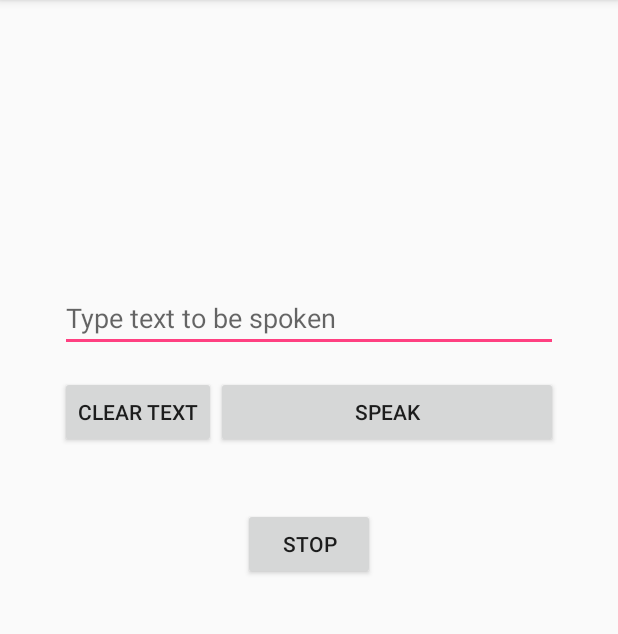
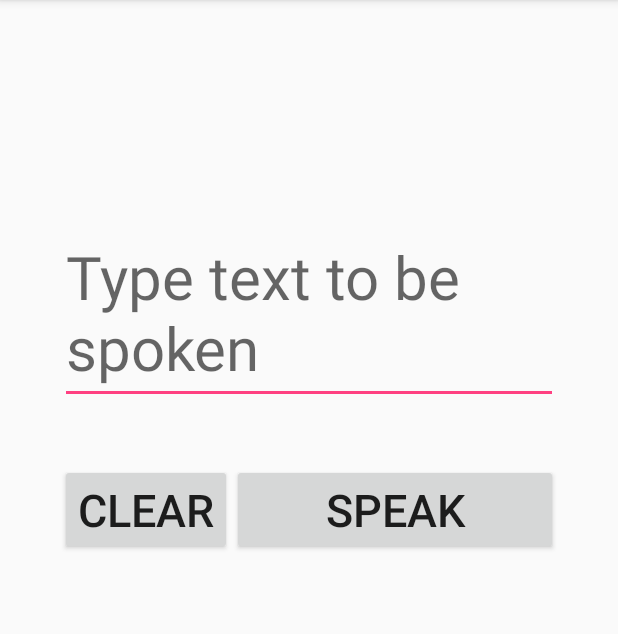
Before and after one commit to aemurill/Adiuvare, an Android app: the SpeakingScreen screen opened directly, with no data from a screen before it, on a phone screen of 412 x 824 dp, the part 84-718 px from its top. Run offline under Robolectric (Android 15) with nearby library versions, the phone set to English and light mode, and no system bars.

Commit message:
Added a third button to the landing screen for implementation later, made aesthetic changes requested by Jianshen during our lab check-in.

```diff
--- a/app/src/main/AndroidManifest.xml
+++ b/app/src/main/AndroidManifest.xml
@@ -21,6 +21,9 @@
         <activity android:name=".SpeakingScreen"
             android:parentActivityName=".MainActivity" >
         </activity>
+        <activity android:name=".ListeningScreenNoText"
+            android:parentActivityName=".MainActivity" >
+        </activity>
         <activity android:name=".ListeningScreen"
             android:parentActivityName=".MainActivity" >
         </activity>
--- a/app/src/main/java/edu/ucsc/cmps121/adiuvare/MainActivity.java
+++ b/app/src/main/java/edu/ucsc/cmps121/adiuvare/MainActivity.java
@@ -23,4 +23,9 @@ public class MainActivity extends AppCompatActivity {
         Intent intent = new Intent(this, ListeningScreen.class);
         startActivity(intent);
     }
+
+    protected void openStrictlyListening(View view){
+        Intent intent = new Intent(this, ListeningScreenNoText.class);
+        startActivity(intent);
+    }
 }
--- a/app/src/main/java/edu/ucsc/cmps121/adiuvare/SpeakingScreen.java
+++ b/app/src/main/java/edu/ucsc/cmps121/adiuvare/SpeakingScreen.java
@@ -24,7 +24,6 @@ public class SpeakingScreen extends AppCompatActivity {
 
         Button SpeakButton = (Button) findViewById(R.id.Speak);
         Button ClearText = (Button) findViewById(R.id.ClearText);
-        Button StopButton = (Button) findViewById(R.id.Stop);
 
 
         // create a new text to speech object
@@ -43,12 +42,6 @@ public class SpeakingScreen extends AppCompatActivity {
             }
         });
 
-        StopButton.setOnClickListener(new View.OnClickListener() {
-            @Override
-            public void onClick(View v) {
-                stopSpeaking();
-            }
-        });
         SpeakButton.setOnClickListener(new View.OnClickListener() {
             @Override
             public void onClick(View view) {
--- a/app/src/main/res/layout/activity_speaking_screen.xml
+++ b/app/src/main/res/layout/activity_speaking_screen.xml
@@ -6,54 +6,60 @@
     android:layout_height="match_parent"
     tools:context="edu.ucsc.cmps121.adiuvare.SpeakingScreen">
 
-    <RelativeLayout
-        android:id="@+id/relativeLayout"
+    <LinearLayout
+        android:id="@+id/mainLayout"
+        android:orientation="vertical"
         android:layout_width="fill_parent"
-        android:layout_height="wrap_content"
+        android:layout_height="fill_parent"
         android:layout_alignParentTop="true"
-        android:layout_centerInParent="true">
+        android:layout_centerInParent="true"
+        android:weightSum="6">
 
         <EditText
             android:id="@+id/TextInput"
             android:layout_width="fill_parent"
-            android:layout_height="wrap_content"
+            android:layout_height="0dp"
+            android:layout_weight="2"
             android:layout_centerInParent="true"
             android:layout_margin="40dp"
             android:gravity="bottom|left"
             android:hint="Type text to be spoken"
             android:inputType="textCapSentences|textAutoCorrect|textMultiLine"
-            android:lines="5" />
+            android:textSize="40dp"
+            android:lines="3" />
 
         <LinearLayout
             android:layout_width="fill_parent"
-            android:layout_height="wrap_content"
-            android:layout_below="@+id/TextInput"
-            android:layout_margin="40dp"
+            android:layout_height="0dp"
+            android:layout_weight="1"
+            android:layout_marginLeft="40dp"
+            android:layout_marginRight="40dp"
+            android:gravity="top|center"
             android:orientation="horizontal">
 
             <Button
                 android:id="@+id/ClearText"
                 android:layout_width="wrap_content"
                 android:layout_height="wrap_content"
-                android:text="@string/ClearText" />
+                android:text="@string/ClearText"
+                android:textSize="30dp"/>
 
             <Button
                 android:id="@+id/Speak"
                 android:layout_width="fill_parent"
                 android:layout_height="wrap_content"
-                android:text="@string/Speak" />
+                android:text="@string/Speak"
+                android:textSize="30dp"/>
 
         </LinearLayout>
 
-    </RelativeLayout>
+        <LinearLayout
+            android:layout_width="wrap_content"
+            android:layout_height="0dp"
+            android:layout_weight="3">
 
-    <Button
-        android:id="@+id/Stop"
-        android:layout_width="wrap_content"
-        android:layout_height="wrap_content"
-        android:text="@string/Stop"
-        app:layout_constraintLeft_toLeftOf="parent"
-        app:layout_constraintRight_toRightOf="parent"
-        app:layout_constraintTop_toBottomOf="@+id/relativeLayout" />
+        </LinearLayout>
+
+    </LinearLayout>
 
 </android.support.constraint.ConstraintLayout>
--- a/app/src/main/res/values/strings.xml
+++ b/app/src/main/res/values/strings.xml
@@ -1,6 +1,6 @@
 <resources>
     <string name="app_name">Adiuvare</string>
     <string name="Speak">Speak</string>
-    <string name="ClearText">Clear Text</string>
+    <string name="ClearText">Clear</string>
     <string name="Stop">Stop</string>
 </resources>
```
Also changed, not shown: app/src/main/java/edu/ucsc/cmps121/adiuvare/ListeningScreenNoText.java (added, +48 -0 lines), app/src/main/res/layout/activity_listening_screen_only.xml (renamed from app/src/main/res/layout/activity_listening_screen.xml, +1 -19 lines), app/src/main/res/layout/activity_main.xml (+11 -3 lines).
